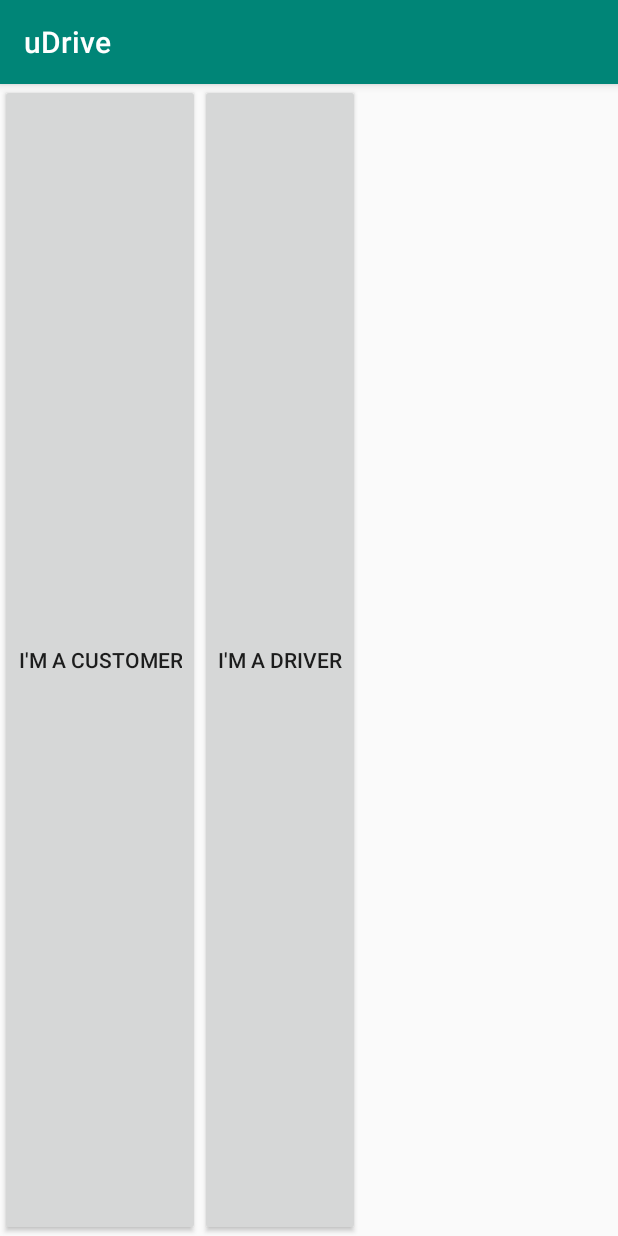
After one commit to AlanStelmach/Project_Bolt, an Android app: the ChooseUser screen opened directly, with no data from a screen before it, on a phone screen of 412 x 824 dp. The commit adds this screen. Run offline under Robolectric (Android 15) with nearby library versions, the phone set to English and light mode, and no system bars; our stand-ins replace Firebase (no records; nobody signed in at launch, a user with empty details on screens opened directly).

Commit message:
Aktualizacja z dnia 22.05.2020

```diff
--- a/uDrive/app/build.gradle
+++ b/uDrive/app/build.gradle
@@ -89,3 +89,8 @@ dependencies {
     implementation 'androidx.appcompat:appcompat:+'
     implementation 'androidx.constraintlayout:constraintlayout:+'
 }
+
+dependencies {
+    implementation 'androidx.appcompat:appcompat:+'
+    implementation 'androidx.constraintlayout:constraintlayout:+'
+}
--- a/uDrive/app/src/main/AndroidManifest.xml
+++ b/uDrive/app/src/main/AndroidManifest.xml
@@ -17,7 +17,8 @@
         android:roundIcon="@mipmap/ic_launcher_round"
         android:supportsRtl="true"
         android:theme="@style/AppTheme">
-        <activity android:name=".CustomerMapActivity"></activity>
+        <activity android:name=".ChooseUser"></activity>
+        <activity android:name=".CustomerMapActivity" />
         <!--
              The API key for Google Maps-based APIs is defined as a string resource.
              (See the file "res/values/google_maps_api.xml").
--- /dev/null
+++ b/uDrive/app/src/main/java/com/example/udrive/ChooseUser.java
@@ -0,0 +1,53 @@
+package com.example.udrive;
+
+import androidx.appcompat.app.AppCompatActivity;
+
+import android.content.Intent;
+import android.location.Location;
+import android.os.Bundle;
+import android.view.View;
+import android.widget.Button;
+
+import com.google.firebase.auth.FirebaseAuth;
+import com.google.firebase.database.DatabaseReference;
+import com.google.firebase.database.FirebaseDatabase;
+
+import java.util.Objects;
+
+public class ChooseUser extends AppCompatActivity {
+
+    private Button customerButton, driverButton;
+
+    Location location;
+
+    @Override
+    protected void onCreate(Bundle savedInstanceState) {
+        super.onCreate(savedInstanceState);
+        setContentView(R.layout.activity_choose_user);
+
+        customerButton = (Button) findViewById(R.id.customerButton);
+        driverButton = (Button) findViewById(R.id.driverButton);
+
+        customerButton.setOnClickListener(new View.OnClickListener() {
+            @Override
+            public void onClick(View v) {
+                String userId = FirebaseAuth.getInstance().getCurrentUser().getUid();
+                DatabaseReference createCustomer = FirebaseDatabase.getInstance().getReference().child("Users").child("Customers").child(userId);
+               createCustomer.setValue(true);
+               Intent intent = new Intent(ChooseUser.this, CustomerMapActivity.class);
+               startActivity(intent);
+            }
+        });
+
+        driverButton.setOnClickListener(new View.OnClickListener() {
+            @Override
+            public void onClick(View v) {
+                String userId = FirebaseAuth.getInstance().getCurrentUser().getUid();
+                DatabaseReference createDriver = FirebaseDatabase.getInstance().getReference().child("Users").child("Drivers").child(userId);
+                createDriver.setValue(true);
+                Intent intent = new Intent(ChooseUser.this, DriverMapActivity.class);
+                startActivity(intent);
+            }
+        });
+    }
+}
--- a/uDrive/app/src/main/java/com/example/udrive/Frag3.java
+++ b/uDrive/app/src/main/java/com/example/udrive/Frag3.java
@@ -123,7 +123,7 @@ public class Frag3 extends Fragment {
                 if(task.isSuccessful()) {
                     progressBar.setVisibility(View.GONE);
                     Toast.makeText(getActivity(), "Success!", Toast.LENGTH_LONG).show();
-                    Intent intent = new Intent(getActivity(), CustomerMapActivity.class);
+                    Intent intent = new Intent(getActivity(), ChooseUser.class);
                     startActivity(intent);
                 }
                 else
--- /dev/null
+++ b/uDrive/app/src/main/res/layout/activity_choose_user.xml
@@ -0,0 +1,21 @@
+<LinearLayout
+    xmlns:android="http://schemas.android.com/apk/res/android"
+    xmlns:tools="http://schemas.android.com/tools"
+    android:layout_width="match_parent"
+    android:layout_height="match_parent"
+    tools:context=".ChooseUser"
+    android:orientation="horizontal">
+
+    <Button
+        android:id="@+id/customerButton"
+        android:layout_width="wrap_content"
+        android:layout_height="match_parent"
+        android:text="I'm a customer" />
+
+    <Button
+        android:id="@+id/driverButton"
+        android:layout_width="wrap_content"
+        android:layout_height="match_parent"
+        android:text="I'm a driver" />
+
+</LinearLayout>
```
Also changed, not shown: uDrive/app/src/main/java/com/example/udrive/CustomerMapActivity.java (+67 -18 lines), uDrive/app/src/main/java/com/example/udrive/DriverMapActivity.java (+19 -8 lines), uDrive/app/src/main/res/drawable/map_marker_background.xml (added, +76 -0 lines), uDrive/app/src/main/res/layout/activity_customer_map.xml (+11 -0 lines), uDrive/app/src/main/map_marker-playstore.png (added), uDrive/app/src/main/res/mipmap-xxxhdpi/auto_figma.png (added), uDrive/app/src/main/res/mipmap-xxxhdpi/marker_figma.png (added), uDrive/app/src/main/res/mipmap-xxxhdpi/settings.png (added).
